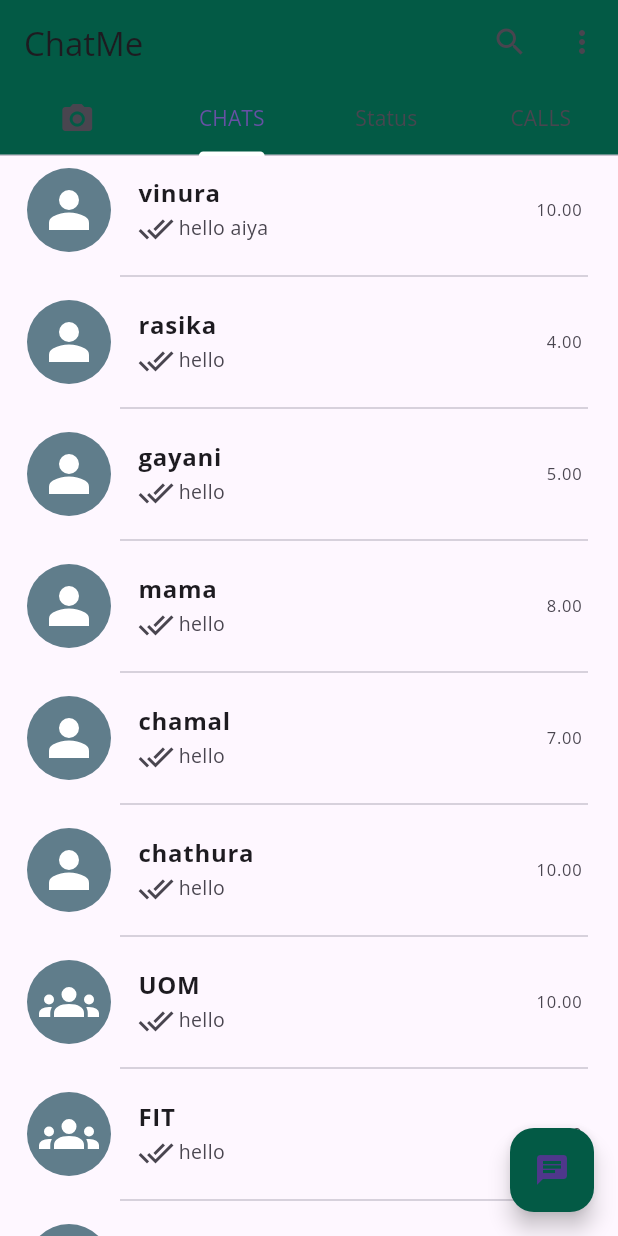
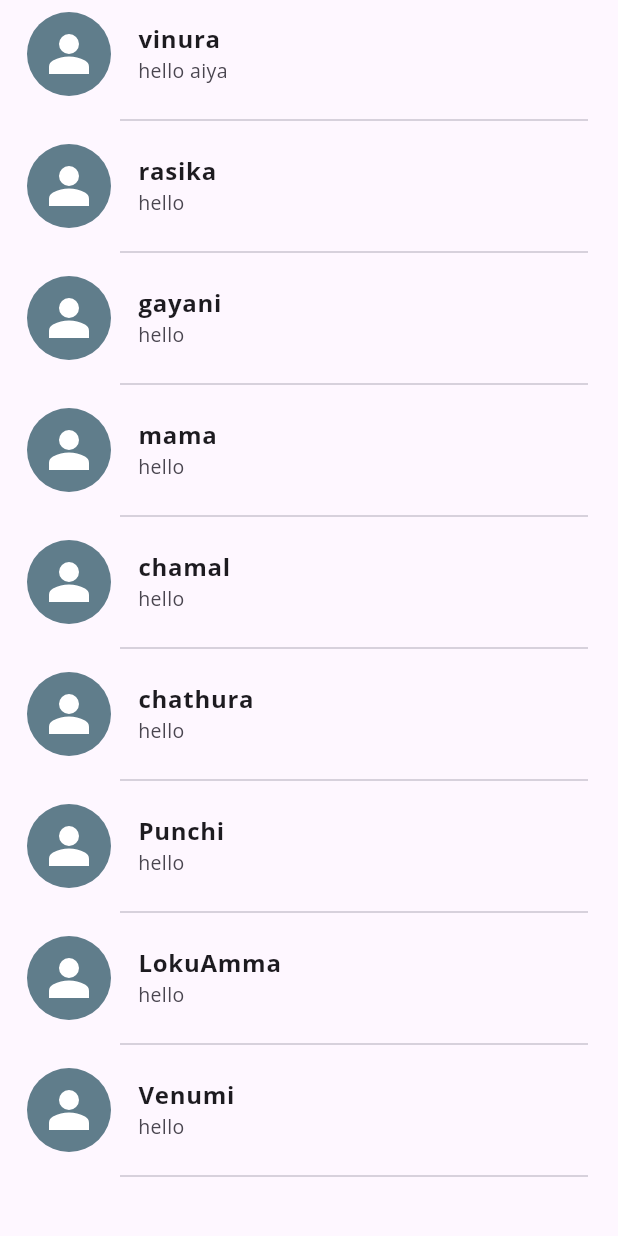
Before and after one commit to IsuraViranga/ChatApp, a Flutter app: the screen it shows after launch, on a phone screen of 412 x 824 dp. Run offline on Flutter 3.47's test engine with Material 3 defaults, Android fonts, the phone set to English and light mode, and no system bars; our stand-ins replace emoji_picker_flutter, flutter_svg, socket_io_client.

Commit message:
socket.io connected.tempororay user selection created

```diff
--- a/lib/Model/ChatModel.dart
+++ b/lib/Model/ChatModel.dart
@@ -4,6 +4,7 @@ class ChatModel {
   String icon;
   String currentMessage;
   bool isGroup;
+  int id;
 
   ChatModel({
     required this.name,
@@ -11,5 +12,6 @@ class ChatModel {
     required this.icon,
     required this.currentMessage,
     required this.isGroup,
+    required this.id
   });
 }
--- a/lib/Pages/chatpage.dart
+++ b/lib/Pages/chatpage.dart
@@ -3,24 +3,14 @@ import 'package:flutter/material.dart';
 import '../Model/ChatModel.dart';
 
 class ChatPage extends StatefulWidget {
-  const ChatPage({Key? key}) : super(key: key);
+   late List<ChatModel> chatmodel;
+   ChatPage({Key? key,required this.chatmodel}) : super(key: key);
 
   @override
   State<ChatPage> createState() => _ChatPageState();
 }
 
 class _ChatPageState extends State<ChatPage> {
-  late List<ChatModel> chatmodel=[
-    ChatModel(name: "vinura", time: "10.00", icon: "person", currentMessage: "hello aiya", isGroup: false),
-    ChatModel(name: "rasika", time: "4.00", icon: "person", currentMessage: "hello ", isGroup: false),
-    ChatModel(name: "gayani", time: "5.00", icon: "person", currentMessage: "hello ", isGroup: false),
-    ChatModel(name: "mama", time: "8.00", icon: "person", currentMessage: "hello ", isGroup: false),
-    ChatModel(name: "chamal", time: "7.00", icon: "person", currentMessage: "hello ", isGroup: false),
-    ChatModel(name: "chathura", time: "10.00", icon: "person", currentMessage: "hello ", isGroup: false),
-    ChatModel(name: "UOM", time: "10.00", icon: "group", currentMessage: "hello ", isGroup: true),
-    ChatModel(name: "FIT", time: "6.00", icon: "group", currentMessage: "hello ", isGroup: true),
-    ChatModel(name: "Dev stack", time: "10.00", icon: "group", currentMessage: "hello", isGroup: true),
-  ];
 
   @override
   Widget build(BuildContext context) {
@@ -31,8 +21,8 @@ class _ChatPageState extends State<ChatPage> {
           backgroundColor:const Color(0xFF035A45),
       ),
       body:ListView.builder(
-          itemCount:chatmodel.length,
-          itemBuilder:(context,index)=>CustomCard(chatmodel:chatmodel[index])
+          itemCount:widget.chatmodel.length,
+          itemBuilder:(context,index)=>CustomCard(chatmodel:widget.chatmodel[index])
       )
     );
   }
--- a/lib/Screens/HomeScreen.dart
+++ b/lib/Screens/HomeScreen.dart
@@ -1,9 +1,10 @@
 import 'package:flutter/material.dart';
-
+import '../Model/ChatModel.dart';
 import '../Pages/chatpage.dart';
 
 class HomeScreen extends StatefulWidget {
-  const HomeScreen({Key? key}) : super(key: key);
+  final List<ChatModel> chatmodels;
+  const HomeScreen({Key? key,required this.chatmodels}) : super(key: key);
 
   @override
   State<HomeScreen> createState() => _HomeScreenState();
@@ -75,9 +76,11 @@ class _HomeScreenState extends State<HomeScreen> with SingleTickerProviderStateM
       ),
       body:TabBarView(
         controller: _controller,
-        children: const [
+        children:[
           Text("camera"),
-          ChatPage(),
+          ChatPage(
+              chatmodel:widget.chatmodels
+          ),
           Text("status"),
           Text("calls")
         ],
--- a/lib/Screens/individualPage.dart
+++ b/lib/Screens/individualPage.dart
@@ -3,6 +3,7 @@ import 'package:chatapp/customUI/ReplyCard.dart';
 import 'package:emoji_picker_flutter/emoji_picker_flutter.dart';
 import 'package:flutter/material.dart';
 import 'package:flutter_svg/flutter_svg.dart';
+import 'package:socket_io_client/socket_io_client.dart' as IO;
 
 import '../customUI/OwnMessage.dart';
 
@@ -18,10 +19,12 @@ class _IndividualPageState extends State<IndividualPage> {
   bool show =false;
   FocusNode focusNode =FocusNode();
   TextEditingController _textEditingController =TextEditingController();
+  late IO.Socket socket;
   @override
   void initState() {
     // TODO: implement initState
     super.initState();
+    connect();
     focusNode.addListener(() {
       if(focusNode.hasFocus){
        setState(() {
@@ -30,6 +33,17 @@ class _IndividualPageState extends State<IndividualPage> {
       }
     });
   }
+
+  void connect(){
+      socket=IO.io("http://192.168.1.14:5000",<String,dynamic>{
+        "transports":["websocket"],
+        "autoConnect":false
+      });
+      socket.connect();
+      socket.onConnect((data) => print('connected'));
+      socket.emit("/test","hello isura");
+  }
+
   @override
   Widget build(BuildContext context) {
     return Stack(
--- /dev/null
+++ b/lib/Screens/loginScreen.dart
@@ -0,0 +1,46 @@
+import 'package:chatapp/customUI/ButtonCard.dart';
+import 'package:flutter/material.dart';
+import '../Model/ChatModel.dart';
+import 'package:chatapp/Screens/HomeScreen.dart';
+
+class LoginPage extends StatefulWidget {
+  const LoginPage({Key? key}) : super(key: key);
+
+  @override
+  State<LoginPage> createState() => _LoginPageState();
+}
+
+class _LoginPageState extends State<LoginPage> {
+  late ChatModel sourceChat;
+  late List<ChatModel> chatmodels=[
+    ChatModel(name: "vinura", time: "10.00", icon: "person", currentMessage: "hello aiya", isGroup: false,id: 1),
+    ChatModel(name: "rasika", time: "4.00", icon: "person", currentMessage: "hello ", isGroup: false,id: 2),
+    ChatModel(name: "gayani", time: "5.00", icon: "person", currentMessage: "hello ", isGroup: false,id: 3),
+    ChatModel(name: "mama", time: "8.00", icon: "person", currentMessage: "hello ", isGroup: false,id: 4),
+    ChatModel(name: "chamal", time: "7.00", icon: "person", currentMessage: "hello ", isGroup: false,id: 5),
+    ChatModel(name: "chathura", time: "11.00", icon: "person", currentMessage: "hello ", isGroup: false,id: 6),
+    ChatModel(name: "Punchi", time: "12.00", icon: "person", currentMessage: "hello ", isGroup: false,id: 7),
+    ChatModel(name: "LokuAmma", time: "13.00", icon: "person", currentMessage: "hello ", isGroup: false,id: 8),
+    ChatModel(name: "Venumi", time: "14.00", icon: "person", currentMessage: "hello ", isGroup: false,id: 9),
+   // ChatModel(name: "UOM", time: "10.00", icon: "group", currentMessage: "hello ", isGroup: true),
+   // ChatModel(name: "FIT", time: "6.00", icon: "group", currentMessage: "hello ", isGroup: true),
+   // ChatModel(name: "Dev stack", time: "10.00", icon: "group", currentMessage: "hello", isGroup: true),
+  ];
+
+  @override
+  Widget build(BuildContext context) {
+    return Scaffold(
+        body:ListView.builder(
+            itemCount:chatmodels.length,
+            itemBuilder:(context,index)=>InkWell(
+              onTap: (){
+                sourceChat=chatmodels.removeAt(index);
+                Navigator.pushReplacement(context, MaterialPageRoute(builder: (builder)=>HomeScreen(
+                    chatmodels:chatmodels
+                )));
+              },
+                child: Buttoncard(chatmodel:chatmodels[index]))
+        )
+    );
+  }
+}
--- /dev/null
+++ b/lib/customUI/ButtonCard.dart
@@ -0,0 +1,45 @@
+import 'package:chatapp/Pages/chatpage.dart';
+import 'package:flutter/material.dart';
+import 'package:flutter_svg/flutter_svg.dart';
+import 'package:chatapp/Model/ChatModel.dart';
+
+class Buttoncard extends StatelessWidget {
+  final ChatModel chatmodel;
+  const Buttoncard({Key? key , required this.chatmodel}) : super(key: key);
+
+  @override
+  Widget build(BuildContext context) {
+    return Column(
+      children: [
+        ListTile(
+          leading:CircleAvatar(
+            radius: 30,
+            backgroundColor: Colors.blueGrey,
+            child: SvgPicture.asset(
+              "assets/person.svg",
+              color: Colors.white,
+              height:40,
+            ),
+          ),
+          title:Text(
+            chatmodel.name,
+            style:const TextStyle(
+                fontSize: 16,
+                fontWeight: FontWeight.bold
+            ) ,
+          ),
+          subtitle:Text(
+            chatmodel.currentMessage,
+            style: const TextStyle(
+                fontSize: 13
+            ),
+          ),
+        ),
+        const Padding(
+          padding: EdgeInsets.only(left: 80,right: 20),
+          child:Divider(thickness: 1),
+        )
+      ],
+    );
+  }
+}
--- a/lib/main.dart
+++ b/lib/main.dart
@@ -1,5 +1,6 @@
 import 'package:flutter/material.dart';
 import 'Screens/HomeScreen.dart';
+import 'Screens/loginScreen.dart';
 
 void main() {
   WidgetsFlutterBinding.ensureInitialized();
@@ -17,7 +18,7 @@ class MyApp extends StatelessWidget {
         primaryColor: const Color(0xFF7B53FF),
         hintColor: const Color(0xFF128C7E),
       ),
-      home:const HomeScreen()
+      home:const LoginPage()
     );
   }
 }
--- a/pubspec.yaml
+++ b/pubspec.yaml
@@ -36,6 +36,7 @@ dependencies:
   cupertino_icons: ^1.0.2
   flutter_svg: ^2.0.10+1
   emoji_picker_flutter: ^1.6.4
+  socket_io_client: ^2.0.3+1
 
 
 dev_dependencies:
```
Also changed, not shown: pubspec.lock, 1 other file.
